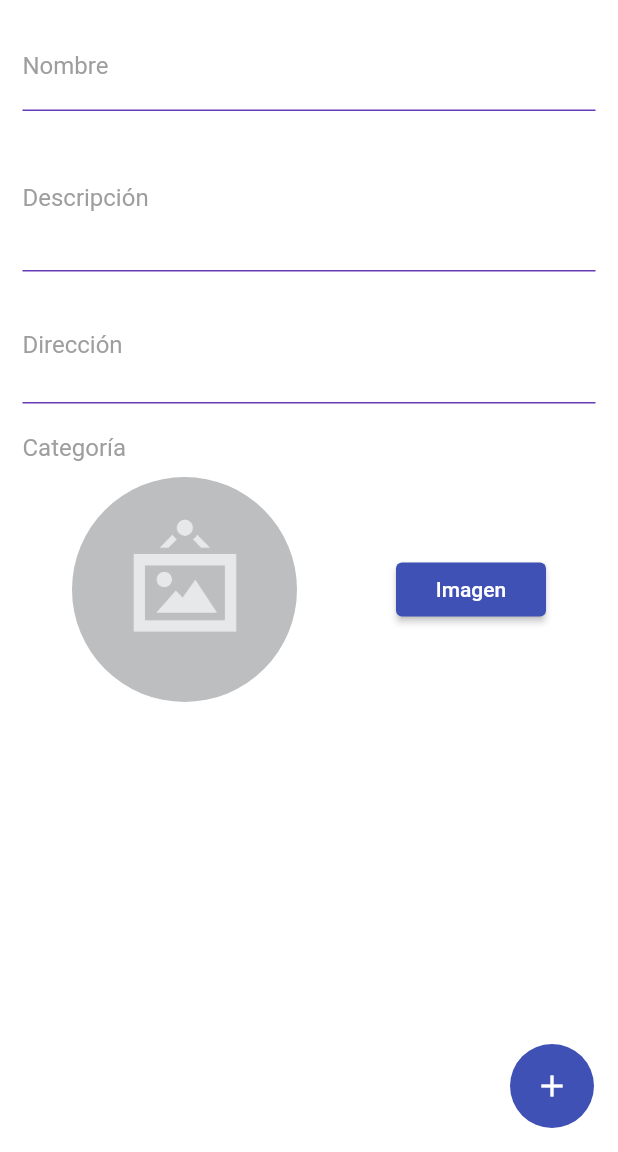
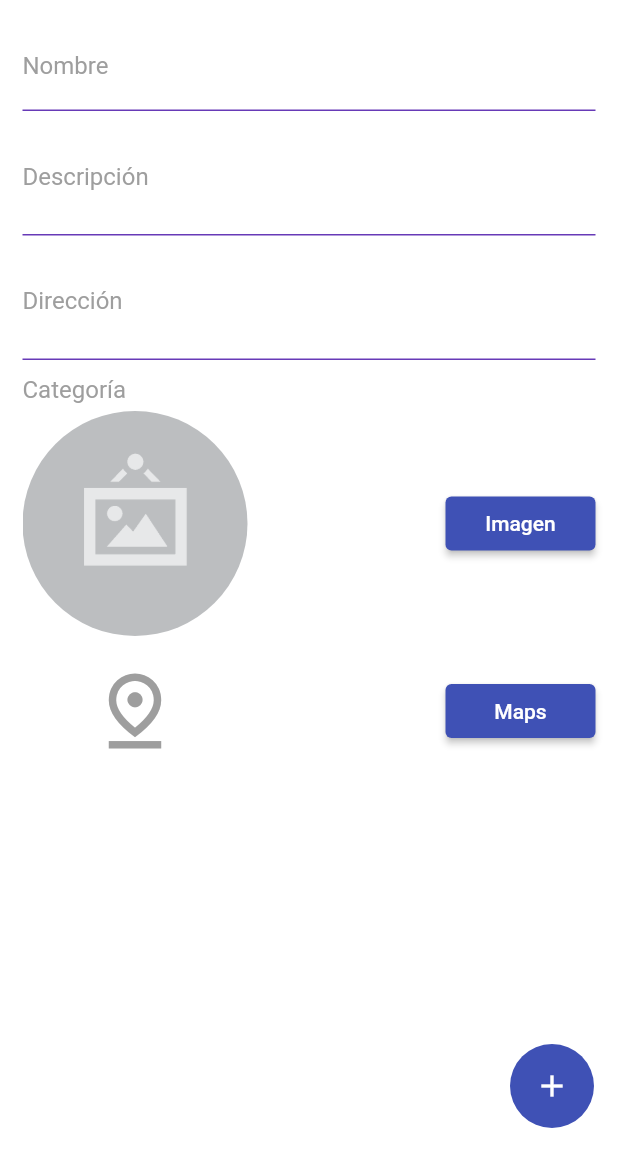
Before and after one commit to RobertoQuintero/lawebdepoza_flutter, a Flutter app: the HomeScreen screen opened by its route, after a tap on the "add" icon, on a phone screen of 412 x 824 dp, the part 84-1236 px from its top. Run offline on Flutter 3.47's test engine with Material 2 defaults, Android fonts, the phone set to English and light mode, and no system bars; our stand-ins replace flutter_secure_storage, google_maps_flutter, image_picker; accounts and stored records are empty; network calls fail.

Commit message:
cambia nombre del paquete com.robertoquintero.lawebdepoza_mobile, agrega google maps, modifica PlaceCard

```diff
--- a/lib/helpers/show_dialog.dart
+++ b/lib/helpers/show_dialog.dart
@@ -9,7 +9,7 @@ showModal(
       context: context,
       builder: (context) {
         return AlertDialog(
-            contentPadding: const EdgeInsets.all(15),
+            contentPadding: const EdgeInsets.all(10),
             shape: RoundedRectangleBorder(
                 borderRadius: BorderRadius.circular(20.0)),
             title: Text(
--- a/lib/models/place.dart
+++ b/lib/models/place.dart
@@ -17,8 +17,8 @@ class Place {
     this.web = '',
     this.createdAt,
     this.updatedAt,
-    this.rating = 0.01,
-    this.totalRating = 0.01,
+    this.rating = 0.0,
+    this.totalRating = 0.0,
     this.quantityVoting = 0,
     this.category,
     this.user,
--- a/lib/screens/add_place_screen.dart
+++ b/lib/screens/add_place_screen.dart
@@ -1,6 +1,7 @@
 import 'package:flutter/material.dart';
 import 'dart:io';
 import 'package:image_picker/image_picker.dart';
+import 'package:lawebdepoza_mobile/helpers/show_dialog.dart';
 import 'package:lawebdepoza_mobile/models/category.dart';
 import 'package:lawebdepoza_mobile/services/services.dart';
 import 'package:lawebdepoza_mobile/ui/input_decorations.dart';
@@ -10,7 +11,7 @@ import 'package:provider/provider.dart';
 class AddPlaceScreen extends StatelessWidget {
   @override
   Widget build(BuildContext context) {
-    final double sizedboxHeight = 10;
+    final double sizedboxHeight = 5;
     final placesService = Provider.of<PlacesService>(context);
     final categoryService = Provider.of<CategoryService>(context);
     final place = placesService.selectedPlace;
@@ -68,7 +69,7 @@ class AddPlaceScreen extends StatelessWidget {
                 TextFormField(
                   initialValue: place.description,
                   keyboardType: TextInputType.multiline,
-                  maxLines: 3,
+                  maxLines: 2,
                   decoration: InputDecorations.authInputDecoration(
                       hintText:
                           'En este negocio ofrecemos el mejor servicio...',
@@ -129,10 +130,42 @@ class AddPlaceScreen extends StatelessWidget {
                 _PickImageRow(
                   url: placesService.selectedPlace.img,
                 ),
+                SizedBox(
+                  height: sizedboxHeight + 15,
+                ),
+                _PickLocationRow()
               ],
             ),
           ),
         ));
+  }
+}
+
+class _PickLocationRow extends StatelessWidget {
+  const _PickLocationRow({
+    Key? key,
+  }) : super(key: key);
+
+  @override
+  Widget build(BuildContext context) {
+    return Row(
+      mainAxisAlignment: MainAxisAlignment.spaceBetween,
+      children: [
+        Container(
+            width: 150,
+            child: Icon(Icons.pin_drop_outlined, color: Colors.grey, size: 60)),
+        AppButton(
+            width: 100,
+            title: 'Maps',
+            onPressed: () {
+              showModal(
+                  context: context,
+                  widget: MapWidget(),
+                  callback: () {},
+                  title: 'Ubicación');
+            })
+      ],
+    );
   }
 }
 
@@ -144,7 +177,7 @@ class _PickImageRow extends StatelessWidget {
   Widget build(BuildContext context) {
     final placesService = Provider.of<PlacesService>(context);
     return Row(
-      mainAxisAlignment: MainAxisAlignment.spaceAround,
+      mainAxisAlignment: MainAxisAlignment.spaceBetween,
       children: [
         ClipRRect(
           borderRadius: BorderRadius.all(Radius.circular(150)),
--- a/lib/screens/home_screen.dart
+++ b/lib/screens/home_screen.dart
@@ -28,6 +28,7 @@ class HomeScreen extends StatelessWidget {
         ],
       ),
       body: ListView.builder(
+          padding: EdgeInsets.only(left: 15, right: 15, top: 30),
           physics: BouncingScrollPhysics(),
           itemCount: placesService.places.length,
           itemBuilder: (BuildContext context, int index) => GestureDetector(
--- a/lib/services/category_service.dart
+++ b/lib/services/category_service.dart
@@ -13,6 +13,7 @@ class CategoryService extends ChangeNotifier {
   bool _isLoadingScroll = false;
   bool _isLoading = false;
   String _baseUrl = 'lawebdepoza.herokuapp.com';
+  // String _baseUrl = 'localhost:8081';
 
   bool get isLoading => this._isLoading;
   set isLoading(bool value) {
--- a/lib/widgets/place_card.dart
+++ b/lib/widgets/place_card.dart
@@ -8,7 +8,7 @@ class PlaceCard extends StatelessWidget {
   @override
   Widget build(BuildContext context) {
     return Container(
-      margin: EdgeInsets.only(left: 20, right: 20, top: 30, bottom: 50),
+      margin: EdgeInsets.only(bottom: 15),
       width: double.infinity,
       height: 400,
       decoration: _cardBorders(),
--- a/lib/widgets/widgets.dart
+++ b/lib/widgets/widgets.dart
@@ -4,3 +4,4 @@ export 'package:lawebdepoza_mobile/widgets/product_card.dart';
 export 'package:lawebdepoza_mobile/widgets/product_image.dart';
 export 'package:lawebdepoza_mobile/widgets/place_card.dart';
 export 'package:lawebdepoza_mobile/widgets/app_button.dart';
+export 'package:lawebdepoza_mobile/widgets/map_widget.dart';
--- a/pubspec.yaml
+++ b/pubspec.yaml
@@ -25,6 +25,7 @@ dependencies:
   flutter:
     sdk: flutter
   flutter_secure_storage: ^5.0.2
+  google_maps_flutter: ^2.0.9
   http: ^0.13.3
   image_picker: ^0.8.4+1
   provider: ^6.0.1
```
Also changed, not shown: lib/services/places_service.dart (+6 -2 lines), lib/widgets/map_widget.dart (added, +47 -0 lines), pubspec.lock, 7 other files.
